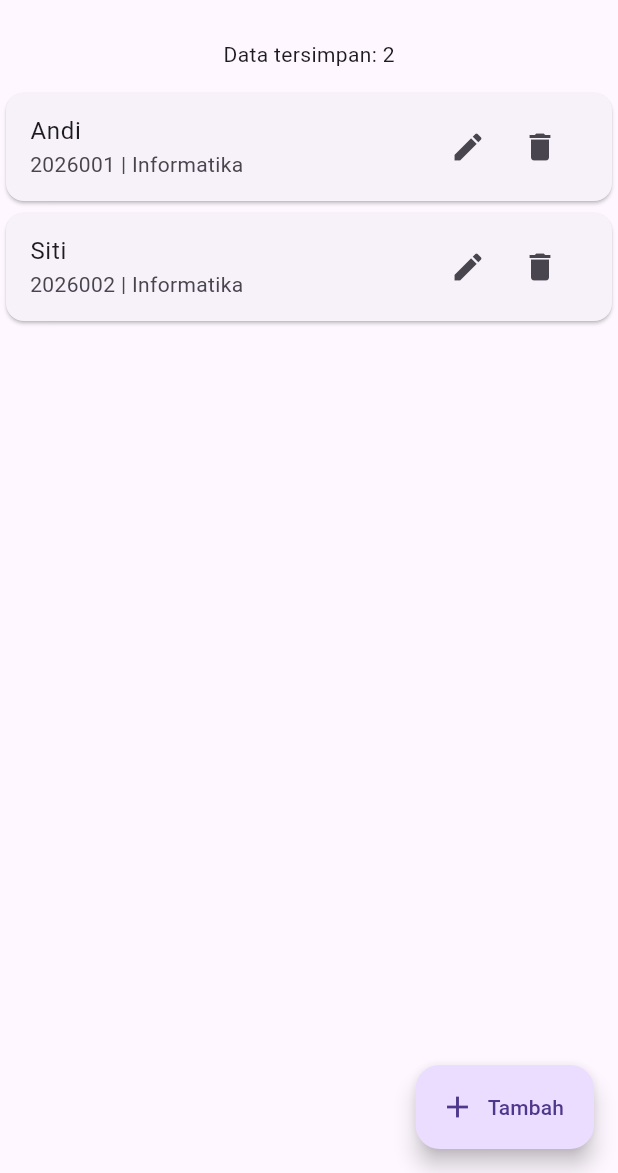
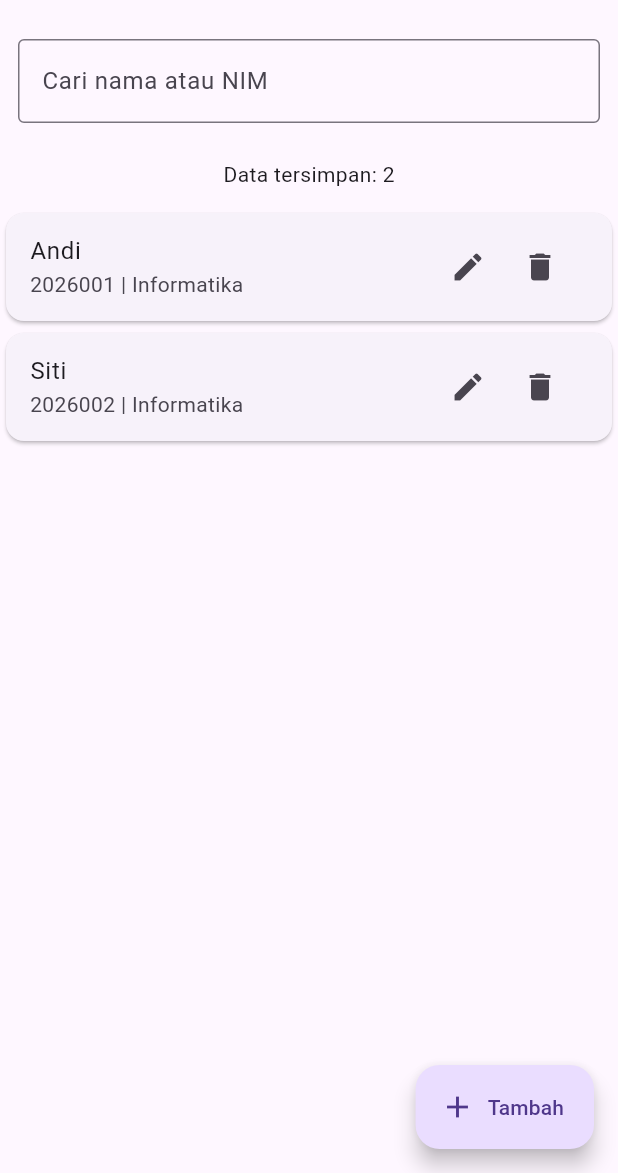
Before and after one commit to papoyy88/praktikum_flutter, a Flutter app: the screen it shows after launch, on a phone screen of 412 x 824 dp, the part 63-1236 px from its top. Run offline on Flutter 3.47's test engine with Material 3 defaults, Android fonts, the phone set to English and light mode, and no system bars.

Commit message:
Tahap 6: Implementasi fitur pencarian data case-insensitive

```diff
--- a/lib/main.dart
+++ b/lib/main.dart
@@ -20,6 +20,16 @@ final List<Map<String, String>> mahasiswa = [
   {'id': '2', 'nim': '2026002', 'nama': 'Siti', 'prodi': 'Informatika'},
 ];
 int nextId = 3;
+
+// TAHAP 6: Filter hanya memengaruhi tampilan, bukan List asli.
+String keyword = '';
+List<Map<String, String>> get dataTampil {
+  final q = keyword.trim().toLowerCase();
+  return mahasiswa.where((m) =>
+    m['nama']!.toLowerCase().contains(q) ||
+    m['nim']!.toLowerCase().contains(q)
+  ).toList();
+}
 
 // TAHAP 3: CREATE. Form mengembalikan data baru.
 Future<void> tambahData() async {
@@ -83,18 +93,29 @@ Column(children: [
 
 Padding(
   padding: const EdgeInsets.all(12),
+  child: TextField(
+    decoration: const InputDecoration(
+      labelText: 'Cari nama atau NIM',
+      border: OutlineInputBorder(),
+    ),
+    onChanged: (v) => setState(() => keyword = v),
+  ),
+),
+
+Padding(
+  padding: const EdgeInsets.all(12),
   child: Text('Data tersimpan: ${mahasiswa.length}'),
 ),
 Expanded(
   child: ListView.builder(
     itemCount:
 
-mahasiswa.length,
+dataTampil.length,
 
 itemBuilder: (context, index) {
   final item =
 
-mahasiswa[index];
+dataTampil[index];
 
 return Card(
   child: ListTile(
```
